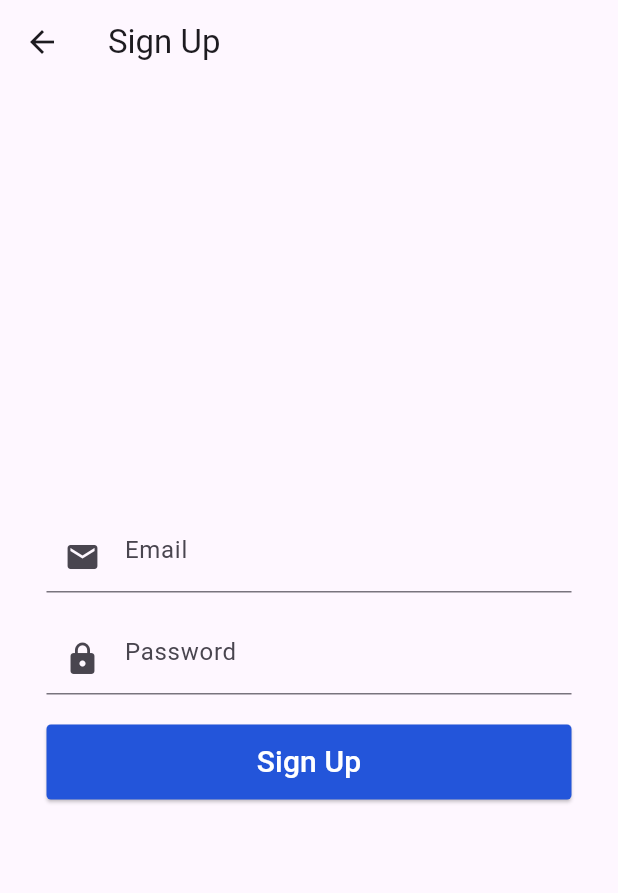
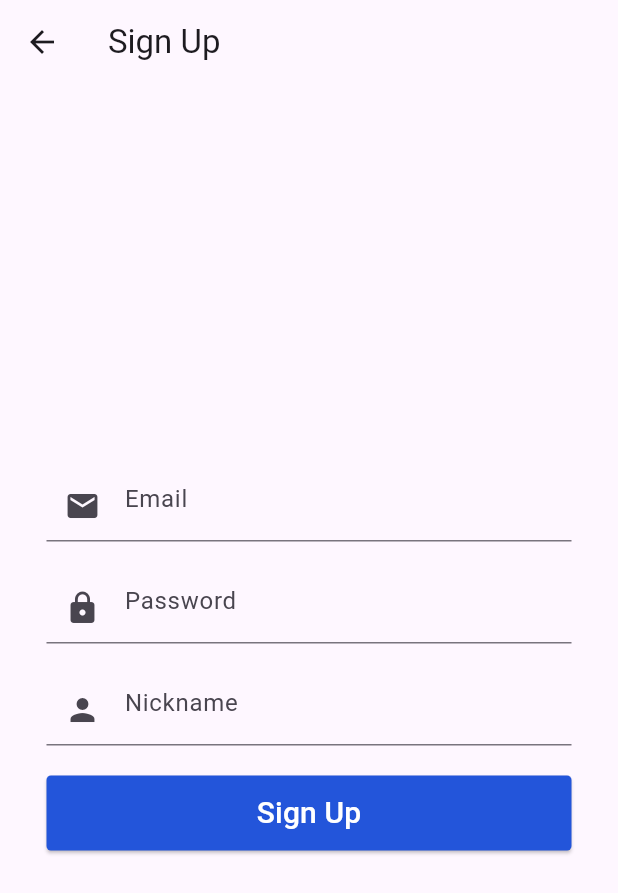
Before and after one commit to CarniRabbit/coding_cow_app, a Flutter app: the SignUpScreen screen opened directly, after a tap on "Sign Up", on a phone screen of 412 x 824 dp. Shown: the top 893 px of the screen. Run offline on Flutter 3.47's test engine with Material 3 defaults, Android fonts, the phone set to English and light mode, and no system bars; our stand-ins replace cloud_firestore, firebase_auth, firebase_core, fl_chart, flutter_html, flutter_markdown; accounts and stored records are empty; network calls fail; Roboto replaces fonts that are missing (NanumCoding).

Commit message:
nickname display, todayProblem subcollection

```diff
--- a/lib/sign_up.dart
+++ b/lib/sign_up.dart
@@ -15,6 +15,7 @@ class _SignUpScreenState extends State<SignUpScreen> {
   final FirebaseFirestore _firestore = FirebaseFirestore.instance;
   final TextEditingController _emailController = TextEditingController();
   final TextEditingController _passwordController = TextEditingController();
+  final TextEditingController _nicknameController = TextEditingController();
 
   String _errorMessage = '';
 
@@ -35,7 +36,7 @@ class _SignUpScreenState extends State<SignUpScreen> {
         'bracketSetting': 1,
         'attendanceDays': 1,
         'restEXP': 10,
-        'nickname': '익명',
+        'nickname': _nicknameController.text.trim(),
       });
       await handleDailyAttendance(_emailController.text.trim());
 
@@ -105,6 +106,18 @@ class _SignUpScreenState extends State<SignUpScreen> {
               SizedBox(height: 20),
               Container(
                 width: 350,
+                child: TextField(
+                  controller: _nicknameController,
+                  decoration: InputDecoration(
+                    hintText: 'Nickname',
+                    border: UnderlineInputBorder(),
+                    prefixIcon: Icon(Icons.person),
+                  ),
+                ),
+              ),
+              SizedBox(height: 20),
+              Container(
+                width: 350,
                 child: ElevatedButton(
                   onPressed: _signUpWithEmailAndPassword,
                   child: Text(
```
Also changed, not shown: lib/data.dart (+15 -0 lines), pubspec.lock.
